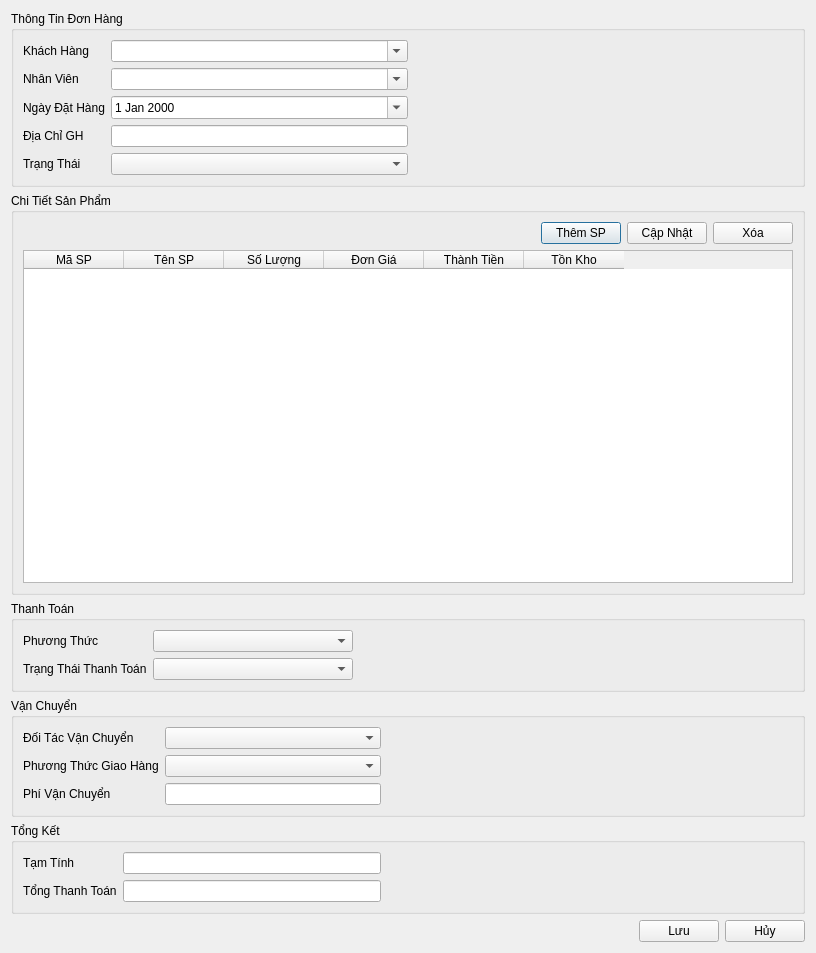
This is ui/order_detail.ui in thinh-doan/sales-and-warehouse-management-system as Qt 5 draws it before an edit. The edited form follows.
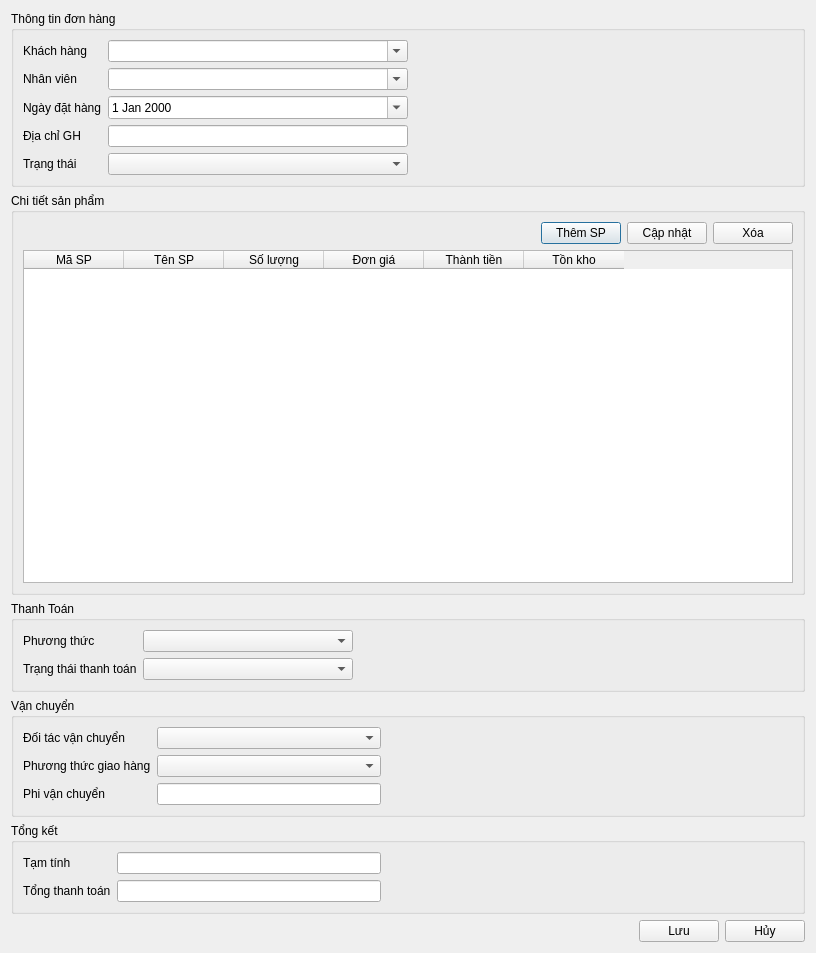
This is the edited form. Icons and pictures are not drawn.

Commit message: fix: them file icon va cap nhat lai giao dien

What changed in the file:
```diff
--- a/ui/order_detail.ui
+++ b/ui/order_detail.ui
@@ -21,7 +21,7 @@
    <item>
     <widget class="QGroupBox" name="nhomDonHangThongTin">
      <property name="title">
-      <string>Thông Tin Đơn Hàng</string>
+      <string>Thông tin đơn hàng</string>
      </property>
      <layout class="QHBoxLayout" name="horizontalLayout" stretch="2,2">
       <item>
@@ -29,7 +29,7 @@
         <item row="0" column="0">
          <widget class="QLabel" name="lblCustomer">
           <property name="text">
-           <string>Khách Hàng</string>
+           <string>Khách hàng</string>
           </property>
          </widget>
         </item>
@@ -43,7 +43,7 @@
         <item row="1" column="0">
          <widget class="QLabel" name="lblEmployee">
           <property name="text">
-           <string>Nhân Viên</string>
+           <string>Nhân viên</string>
           </property>
          </widget>
         </item>
@@ -57,7 +57,7 @@
         <item row="2" column="0">
          <widget class="QLabel" name="lblOrderDate">
           <property name="text">
-           <string>Ngày Đặt Hàng</string>
+           <string>Ngày đặt hàng</string>
           </property>
          </widget>
         </item>
@@ -71,7 +71,7 @@
         <item row="4" column="0">
          <widget class="QLabel" name="lblStatus">
           <property name="text">
-           <string>Trạng Thái</string>
+           <string>Trạng thái</string>
           </property>
          </widget>
         </item>
@@ -81,7 +81,7 @@
         <item row="3" column="0">
          <widget class="QLabel" name="label">
           <property name="text">
-           <string>Địa Chỉ GH</string>
+           <string>Địa chỉ GH</string>
           </property>
          </widget>
         </item>
@@ -109,7 +109,7 @@
    <item>
     <widget class="QGroupBox" name="nhomMuc">
      <property name="title">
-      <string>Chi Tiết Sản Phẩm</string>
+      <string>Chi tiết sản phẩm</string>
      </property>
      <layout class="QVBoxLayout">
       <item>
@@ -137,7 +137,7 @@
         <item>
          <widget class="QPushButton" name="btnCapNhatSP">
           <property name="text">
-           <string>Cập Nhật</string>
+           <string>Cập nhật</string>
           </property>
          </widget>
         </item>
@@ -164,22 +164,22 @@
         </column>
         <column>
          <property name="text">
-          <string>Số Lượng</string>
+          <string>Số lượng</string>
          </property>
         </column>
         <column>
          <property name="text">
-          <string>Đơn Giá</string>
+          <string>Đơn giá</string>
          </property>
         </column>
         <column>
          <property name="text">
-          <string>Thành Tiền</string>
+          <string>Thành tiền</string>
          </property>
         </column>
         <column>
          <property name="text">
-          <string>Tồn Kho</string>
+          <string>Tồn kho</string>
          </property>
         </column>
        </widget>
@@ -198,7 +198,7 @@
         <item row="0" column="0">
          <widget class="QLabel" name="lblPaymentMethod">
           <property name="text">
-           <string>Phương Thức</string>
+           <string>Phương thức</string>
           </property>
          </widget>
         </item>
@@ -208,7 +208,7 @@
         <item row="1" column="0">
          <widget class="QLabel" name="lblPaymentStatus">
           <property name="text">
-           <string>Trạng Thái Thanh Toán</string>
+           <string>Trạng thái thanh toán</string>
           </property>
          </widget>
         </item>
@@ -236,7 +236,7 @@
    <item>
     <widget class="QGroupBox" name="nhomVanChuyen">
      <property name="title">
-      <string>Vận Chuyển</string>
+      <string>Vận chuyển</string>
      </property>
      <layout class="QHBoxLayout" name="horizontalLayout_3">
       <item>
@@ -244,7 +244,7 @@
         <item row="0" column="0">
          <widget class="QLabel" name="lblPartner">
           <property name="text">
-           <string>Đối Tác Vận Chuyển</string>
+           <string>Đối tác vận chuyển</string>
           </property>
          </widget>
         </item>
@@ -254,7 +254,7 @@
         <item row="1" column="0">
          <widget class="QLabel" name="lblShipmentMethod">
           <property name="text">
-           <string>Phương Thức Giao Hàng</string>
+           <string>Phương thức giao hàng</string>
           </property>
          </widget>
         </item>
@@ -264,7 +264,7 @@
         <item row="2" column="0">
          <widget class="QLabel" name="lblShipmentFee">
           <property name="text">
-           <string>Phí Vận Chuyển</string>
+           <string>Phi vận chuyển</string>
           </property>
          </widget>
         </item>
@@ -292,7 +292,7 @@
    <item>
     <widget class="QGroupBox" name="nhomTongKet">
      <property name="title">
-      <string>Tổng Kết</string>
+      <string>Tổng kết</string>
      </property>
      <layout class="QHBoxLayout" name="horizontalLayout_4">
       <item>
@@ -300,7 +300,7 @@
         <item row="0" column="0">
          <widget class="QLabel" name="lblSubtotal">
           <property name="text">
-           <string>Tạm Tính</string>
+           <string>Tạm tính</string>
           </property>
          </widget>
         </item>
@@ -310,7 +310,7 @@
         <item row="1" column="0">
          <widget class="QLabel" name="lblTotal">
           <property name="text">
-           <string>Tổng Thanh Toán</string>
+           <string>Tổng thanh toán</string>
           </property>
          </widget>
         </item>
```
Left out of the diff: 2 changed lines with no effect on the pictures. The commit also changes 41 other files.
